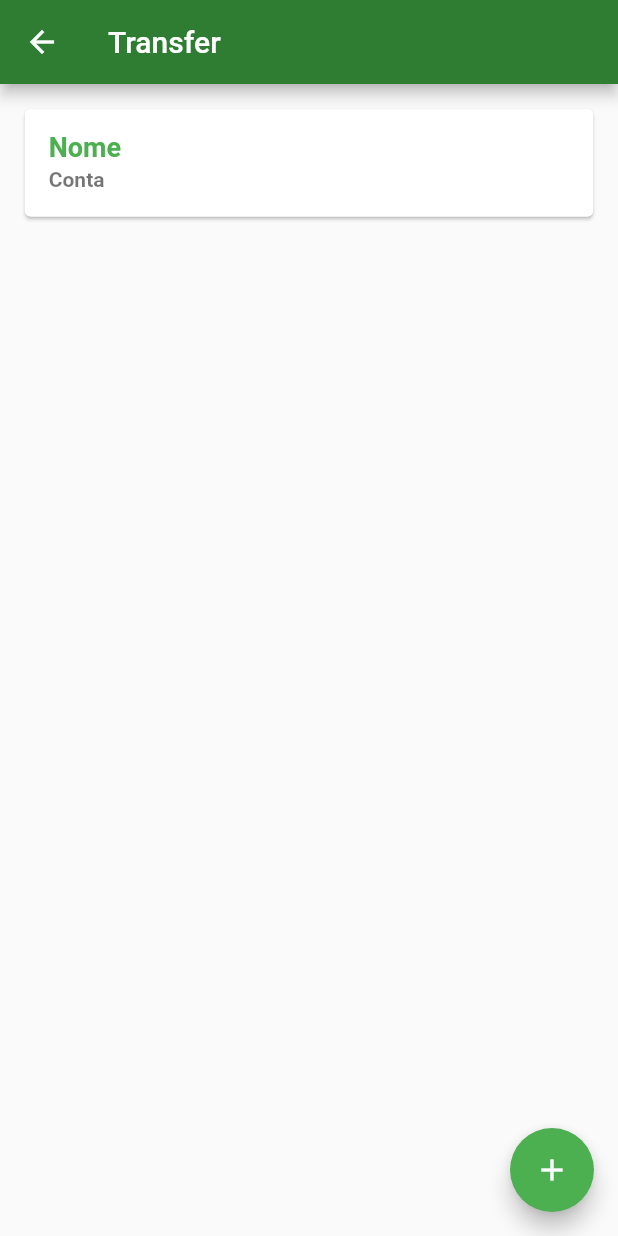
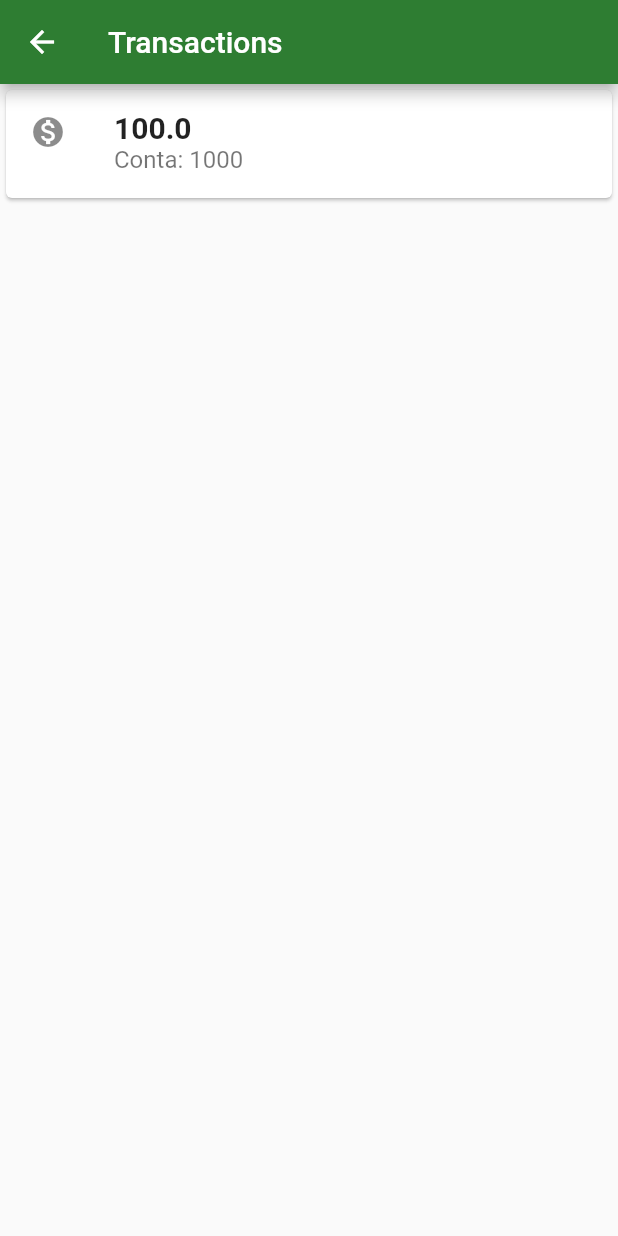
Before and after one commit to antonioalberto-dev/flutter-data-persistence, a Flutter app: the screen it shows after launch, after a tap on "Transaction Feed", on a phone screen of 412 x 824 dp. Run offline on Flutter 3.47's test engine with Material 2 defaults, Android fonts, the light colour scheme and no system bars.

Commit message:
feat: adding transaction list

```diff
--- /dev/null
+++ b/lib/models/transaction.dart
@@ -0,0 +1,17 @@
+import 'contact.dart';
+
+class Transaction {
+  final double value;
+  final Contact contact;
+
+  Transaction(
+    this.value,
+    this.contact,
+  );
+
+  @override
+  String toString() {
+    return 'Transaction{value: $value, contact: $contact}';
+  }
+
+}
--- a/lib/screens/dashboard.dart
+++ b/lib/screens/dashboard.dart
@@ -1,5 +1,7 @@
+import 'package:flutter/foundation.dart';
 import 'package:flutter/material.dart';
 import 'package:flutter_persistencia/screens/contacts_list.dart';
+import 'package:flutter_persistencia/screens/transactions_list.dart';
 
 class Dashboard extends StatelessWidget {
   const Dashboard({super.key});
@@ -18,11 +20,27 @@ class Dashboard extends StatelessWidget {
           crossAxisAlignment: CrossAxisAlignment.start,
           children: [
             Image.asset('images/logo.png'),
-            Row(
-              children: [
-                _FeatureItem('Transfer', Icons.monetization_on),
-                _FeatureItem('Transaction Feed', Icons.description),
-              ],
+            Container(
+              height: 100,
+              child: ListView(
+                scrollDirection: Axis.horizontal,
+                children: [
+                  Row(
+                    children: [
+                      _FeatureItem(
+                        'Transfer',
+                        Icons.monetization_on,
+                        onClick: () => _showContactsList(context),
+                      ),
+                      _FeatureItem(
+                        'Transaction Feed',
+                        Icons.description,
+                        onClick: () => _showTransactionList(context),
+                      ),
+                    ],
+                  ),
+                ],
+              ),
             ),
           ],
         ),
@@ -31,30 +49,42 @@ class Dashboard extends StatelessWidget {
   }
 }
 
+void _showTransactionList(BuildContext context) {
+  Navigator.of(context).push(
+    MaterialPageRoute(
+      builder: (context) => TransactionsList(),
+    ),
+  );
+}
+
+void _showContactsList(BuildContext context) {
+  Navigator.of(context).push(
+    MaterialPageRoute(
+      builder: (context) => ContactsList(),
+    ),
+  );
+}
+
 class _FeatureItem extends StatelessWidget {
-
   final String name;
   final IconData icon;
+  final Function onClick;
 
-  _FeatureItem(this.name, this.icon);
+  _FeatureItem(this.name, this.icon, {required this.onClick});
 
   @override
   Widget build(BuildContext context) {
     return Padding(
-      padding: const EdgeInsets.all(8.0),
+      padding: const EdgeInsets.only(right: 7),
       child: Material(
         color: Theme.of(context).primaryColor,
         child: InkWell(
-          onTap: () {
-            Navigator.of(context).push(MaterialPageRoute(
-              builder: (context) => ContactsList(),
-            ));
-          },
+          onTap: () => onClick(),
           child: Container(
-            height: 100,
+            // height: 100,
             width: 120,
             child: Padding(
-              padding: const EdgeInsets.all(10.0),
+              padding: const EdgeInsets.all(8.0),
               child: Column(
                 mainAxisAlignment: MainAxisAlignment.spaceAround,
                 crossAxisAlignment: CrossAxisAlignment.start,
@@ -65,7 +95,7 @@ class _FeatureItem extends StatelessWidget {
                     style: const TextStyle(
                       color: Colors.white,
                       fontWeight: FontWeight.w600,
-                      fontSize: 17,
+                      fontSize: 16,
                     ),
                   ),
                 ],
--- /dev/null
+++ b/lib/screens/transactions_list.dart
@@ -0,0 +1,42 @@
+import 'package:flutter/material.dart';
+
+import '../models/contact.dart';
+import '../models/transaction.dart';
+
+class TransactionsList extends StatelessWidget {
+  final List<Transaction> transactions = [];
+
+  @override
+  Widget build(BuildContext context) {
+    transactions.add(Transaction(100.0, Contact('Alex', 1000)));
+    return Scaffold(
+      appBar: AppBar(
+        title: Text('Transactions'),
+      ),
+      body: ListView.builder(
+        itemBuilder: (context, index) {
+          final Transaction transaction = transactions[index];
+          return Card(
+            child: ListTile(
+              leading: Icon(Icons.monetization_on),
+              title: Text(
+                transaction.value.toString(),
+                style: TextStyle(
+                  fontSize: 20.0,
+                  fontWeight: FontWeight.bold,
+                ),
+              ),
+              subtitle: Text(
+                "Conta: " + transaction.contact.accountNumber.toString(),
+                style: TextStyle(
+                  fontSize: 16.0,
+                ),
+              ),
+            ),
+          );
+        },
+        itemCount: transactions.length,
+      ),
+    );
+  }
+}
--- a/pubspec.yaml
+++ b/pubspec.yaml
@@ -31,6 +31,7 @@ environment:
 dependencies:
   flutter:
     sdk: flutter
+  http:
 
 
   # The following adds the Cupertino Icons font to your application.
```
Also changed, not shown: pubspec.lock.
